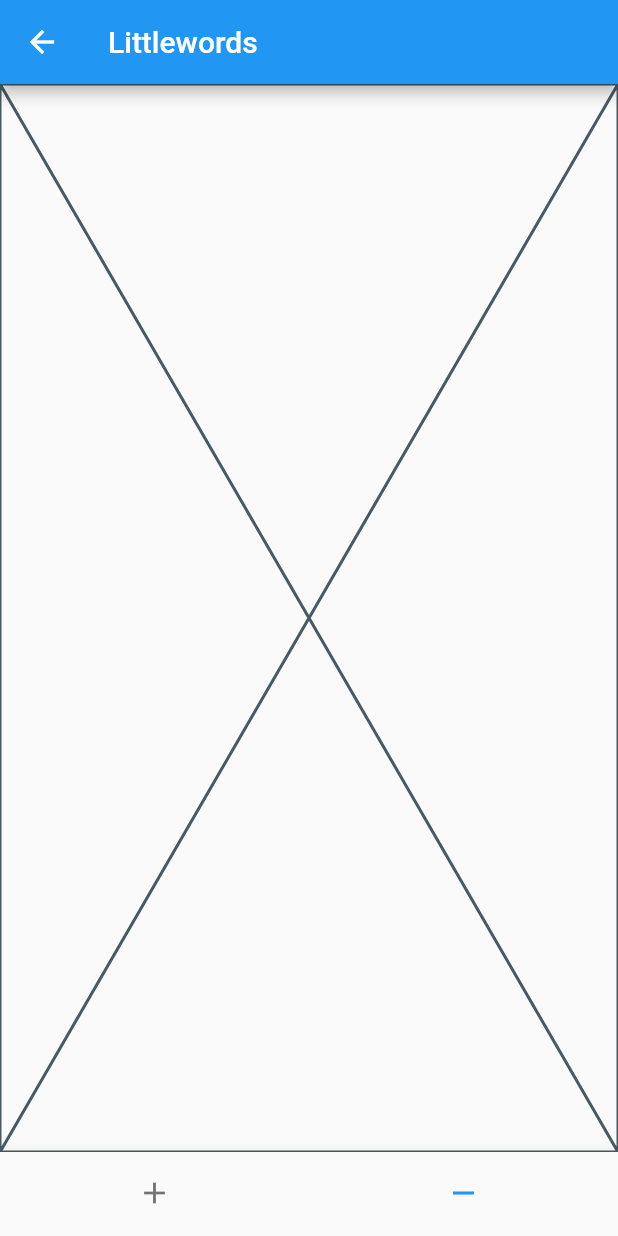
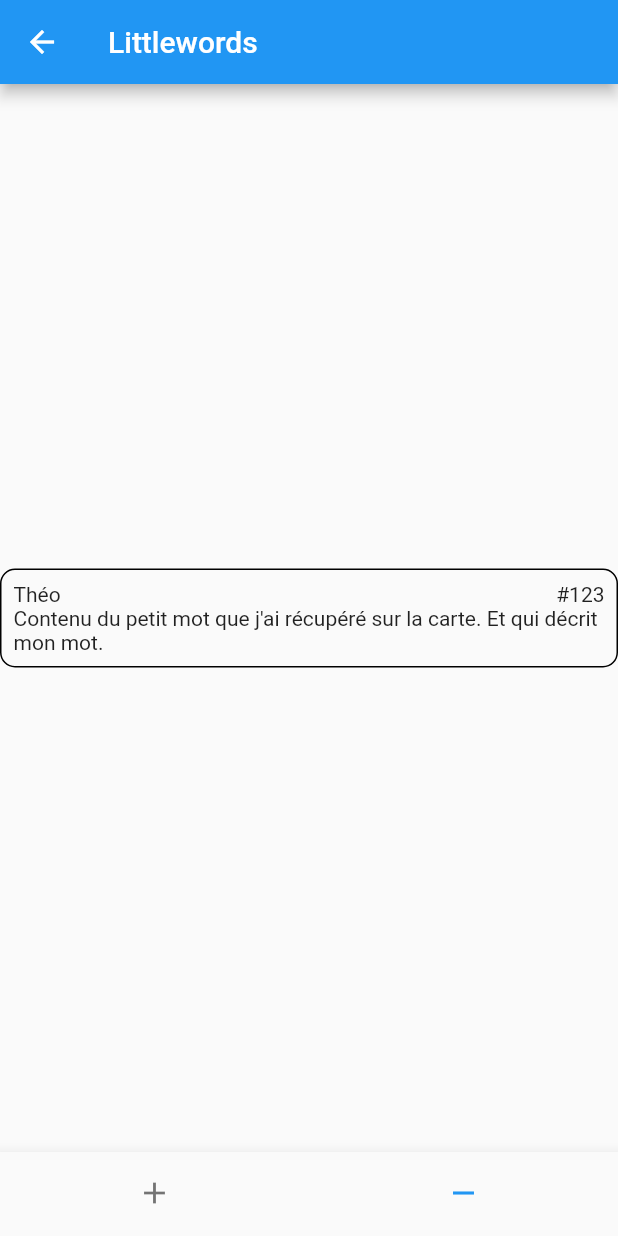
Before and after one commit to PheraxLemitige/littlewords, a Flutter app: the HomeRoute screen opened directly, item 2 of the bottom bar chosen, on a phone screen of 412 x 824 dp. Run offline on Flutter 3.47's test engine with Material 2 defaults, Android fonts, the phone set to English and light mode, and no system bars; our stand-ins replace dio, flutter_riverpod, latlong2, location, shared_preferences, sqflite; accounts and stored records are empty.

Commit message:
added files

```diff
--- a/lib/routes/home/home.route.dart
+++ b/lib/routes/home/home.route.dart
@@ -1,4 +1,5 @@
 import 'package:flutter/material.dart';
+import 'package:littlewords/widgets/word_card.dart';
 
 class HomeRoute extends StatefulWidget {
   const HomeRoute({Key? key}) : super(key: key);
@@ -65,6 +66,6 @@ class _Page1 extends StatelessWidget {
 
   @override
   Widget build(BuildContext context) {
-    return const Placeholder();
+    return const Center(child: WordCard());
   }
 }
--- /dev/null
+++ b/lib/widgets/word_card.dart
@@ -0,0 +1,31 @@
+import 'package:flutter/material.dart';
+
+class WordCard extends StatelessWidget {
+  const WordCard({Key? key}) : super(key: key);
+
+  @override
+  Widget build(BuildContext context) {
+    return Container(
+      decoration: BoxDecoration(
+        border: Border.all(color: Colors.black),
+        borderRadius: BorderRadius.circular(10),
+      ),
+      child: Padding(
+        padding: EdgeInsets.all(8.0),
+        child: Column(
+          mainAxisSize: MainAxisSize.min,
+          children: [
+            Row(
+              children: const [
+                Text('Théo'),
+                Spacer(),
+                Text('#123')
+              ],
+            ),
+            const Text('Contenu du petit mot que j\'ai récupéré sur la carte. Et qui décrit mon mot.'),
+          ],
+        )
+      )
+    );
+  }
+}
```
